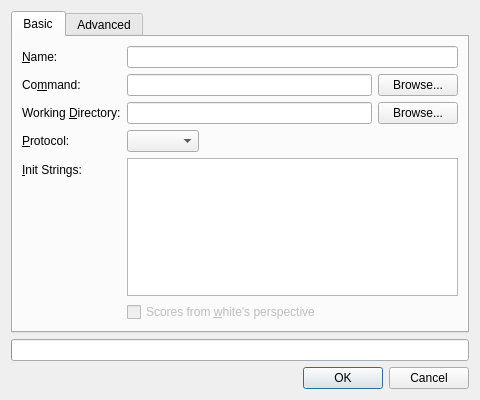
The window that projects/gui/ui/engineconfigdlg.ui (cutechess/cutechess) describes before a commit, drawn with Qt 5.
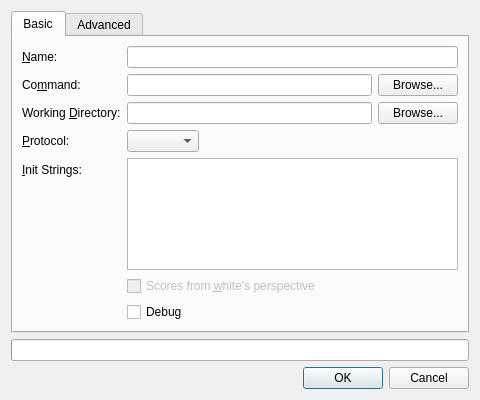
The same window after the commit.

Patch:
```diff
--- a/projects/gui/ui/engineconfigdlg.ui
+++ b/projects/gui/ui/engineconfigdlg.ui
@@ -131,6 +131,13 @@
          </property>
         </widget>
        </item>
+       <item row="6" column="1">
+        <widget class="QCheckBox" name="m_debugCheck">
+         <property name="text">
+          <string>Debug</string>
+         </property>
+        </widget>
+       </item>
       </layout>
      </widget>
      <widget class="QWidget" name="tab_2">
```
